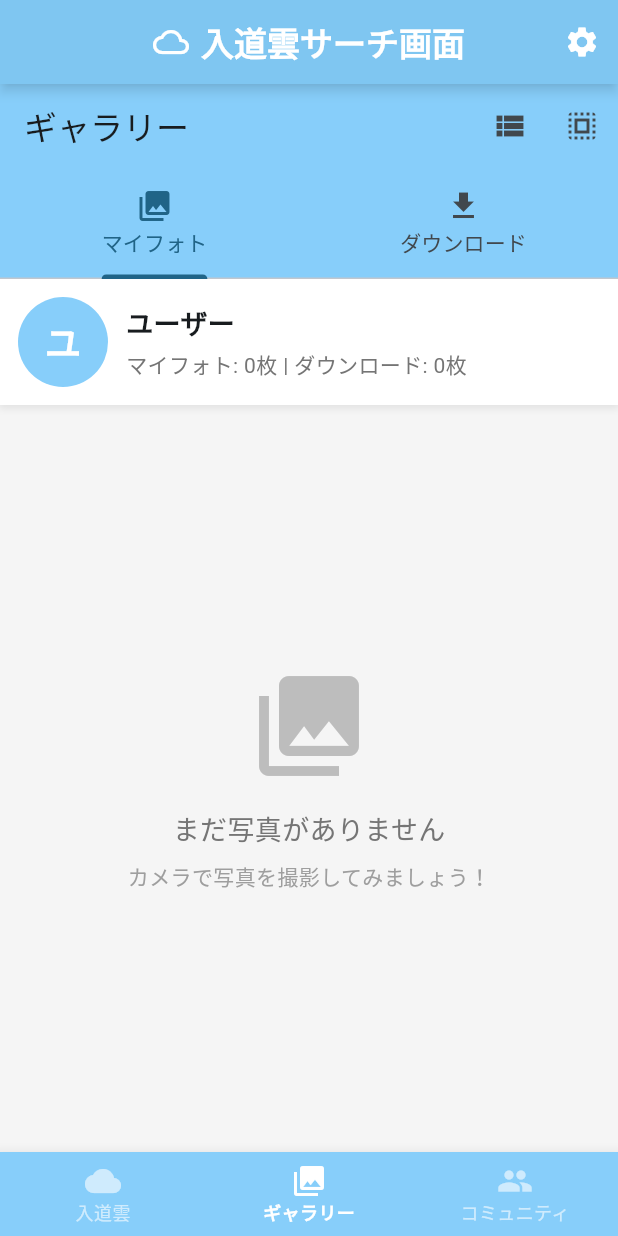
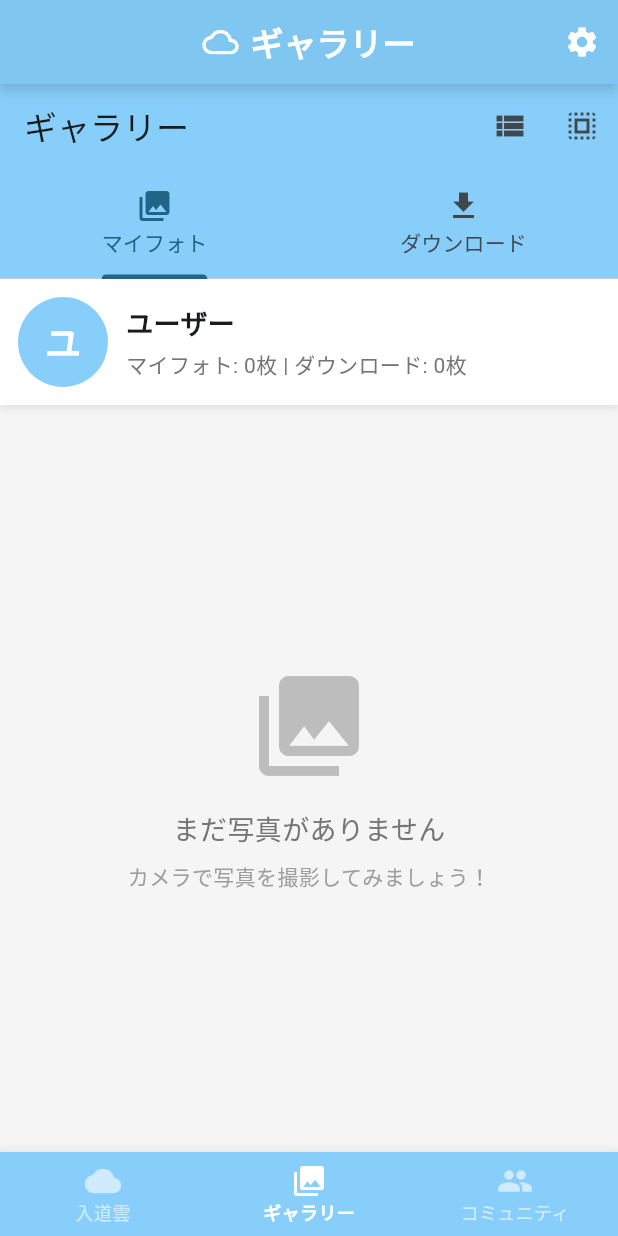
Before and after one commit to tsuchida-y/thunder_cloud_app, a Flutter app: the screen it shows after launch, item 2 of the bottom bar chosen, on a phone screen of 412 x 824 dp. Run offline on Flutter 3.47's test engine with Material 3 defaults, Android fonts, the phone set to English and light mode, and no system bars; our stand-ins replace cached_network_image, camera, cloud_firestore, firebase_core, firebase_messaging, firebase_storage and 7 more; accounts and stored records are empty; generated files the repository leaves out were written again; statements that could not run were skipped.

Commit message:
ui: AppBarとwidgetのUI改善とlinter警告修正

```diff
--- a/lib/widgets/cloud/cloud_avatar.dart
+++ b/lib/widgets/cloud/cloud_avatar.dart
@@ -61,7 +61,7 @@ class CloudAvatar extends StatelessWidget {
               vertical: AppConstants.extraSmallPadding,
             ),
             decoration: BoxDecoration(
-              color: Colors.black.withOpacity(AppConstants.overlayOpacity),
+              color: Colors.black.withValues(alpha: AppConstants.overlayOpacity),
               borderRadius: BorderRadius.circular(AppConstants.smallBorderRadius),
             ),
             child: Text(
--- a/lib/widgets/common/app_bar.dart
+++ b/lib/widgets/common/app_bar.dart
@@ -8,29 +8,31 @@ import '../../screens/settings_screen.dart';
 class WeatherAppBar extends StatelessWidget implements PreferredSizeWidget {
   final LatLng? currentLocation;
   final VoidCallback? onProfileUpdated;
+  final String title;
 
   const WeatherAppBar({
     super.key,
     this.currentLocation,
     this.onProfileUpdated,
+    this.title = "入道雲サーチ画面",
   });
 
   @override
   Widget build(BuildContext context) {
     return AppBar(
       automaticallyImplyLeading: false, // 左側のアイコンを削除
-      title: const Row(
+      title: Row(
         mainAxisSize: MainAxisSize.min,
         children: [
-          Icon(
+          const Icon(
             Icons.cloud_outlined,
             color: Colors.white,
             size: 24,
           ),
-          SizedBox(width: 8),
+          const SizedBox(width: 8),
           Text(
-            "入道雲サーチ画面",
-            style: TextStyle(
+            title,
+            style: const TextStyle(
               color: Colors.white,
               fontWeight: FontWeight.bold,
             ),
@@ -42,7 +44,13 @@ class WeatherAppBar extends StatelessWidget implements PreferredSizeWidget {
       foregroundColor: Colors.white, // アイコンと戻るボタンも白色に
       elevation: 3,
       shadowColor: Colors.black54,
-      actions: [
+      actions: _buildActions(context),
+    );
+  }
+
+  List<Widget> _buildActions(BuildContext context) {
+    // 全ての画面で設定ボタンを表示
+    return [
       IconButton(
         icon: const Icon(Icons.settings),
         onPressed: () async {
@@ -57,10 +65,11 @@ class WeatherAppBar extends StatelessWidget implements PreferredSizeWidget {
           }
         },
       ),
-      ],
-    );
+    ];
   }
 
   @override
   Size get preferredSize => const Size.fromHeight(kToolbarHeight);
+
+
 }
--- a/lib/widgets/map/background.dart
+++ b/lib/widgets/map/background.dart
@@ -122,7 +122,7 @@ class _BackgroundMapWidgetState extends State<BackgroundMapWidget> {
     try {
       AppLogger.success('GoogleMap初期化完了', tag: 'BackgroundMapWidget');
       // コントローラーの設定も最適化
-      controller.setMapStyle(null); // デフォルトスタイル使用
+      // controller.setMapStyle(null); // デフォルトスタイル使用
     } catch (e) {
       AppLogger.error('GoogleMapコントローラー設定エラー', error: e, tag: 'BackgroundMapWidget');
       setState(() {
```
Lines whose indentation alone changed are shown as unchanged.
